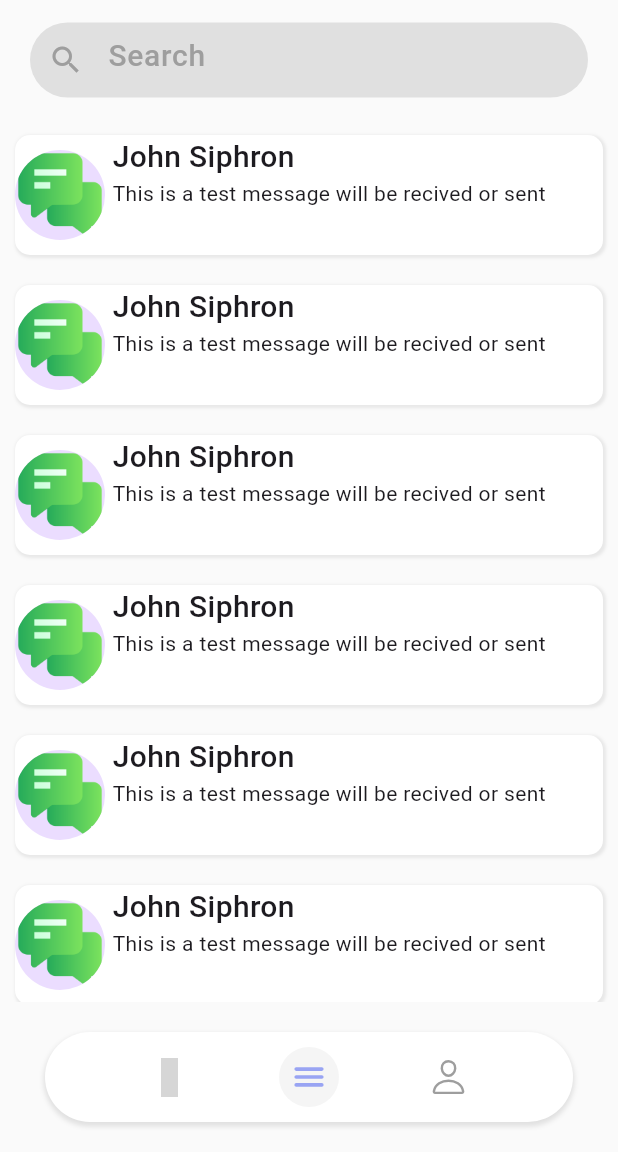
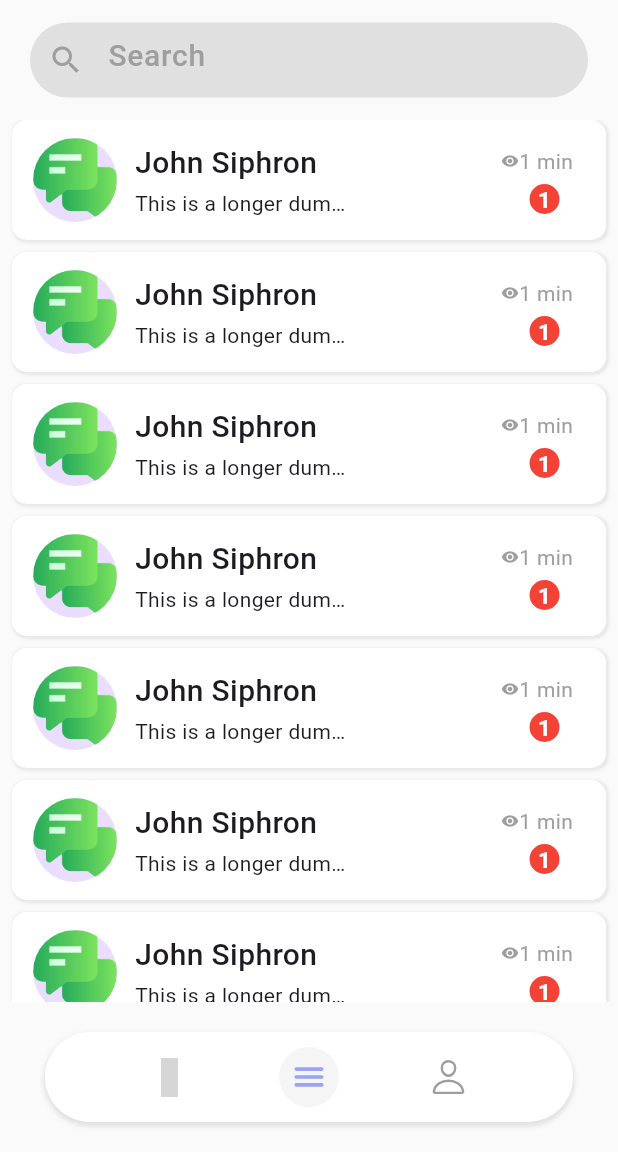
Before and after one commit to MurtazaFlutter/Let-sChat, a Flutter app: the screen it shows after launch, after a tap on an icon or button, on a phone screen of 412 x 824 dp, the part 84-1236 px from its top. Run offline on Flutter 3.47's test engine with Material 2 defaults, Android fonts, the phone set to English and light mode, and no system bars; our stand-ins replace carousel_slider, flutter_vector_icons, gap, rounded_loading_button, timeago; grey boxes are pictures that could not be loaded.

Commit message:
done with home page

```diff
--- a/lib/views/home/home_page.dart
+++ b/lib/views/home/home_page.dart
@@ -1,6 +1,7 @@
 import 'package:carousel_slider/carousel_slider.dart';
 import 'package:lets_chat/utils/exports.dart';
 import 'package:lets_chat/views/home/widgets/groups_slider.dart';
+import 'package:lets_chat/views/messages/widgets/recent_chat.dart';
 
 class HomePage extends StatelessWidget {
   const HomePage({super.key});
@@ -130,6 +131,22 @@ class HomePage extends StatelessWidget {
                       Gap(20),
                     ],
                   ),
+                  const Padding(
+                    padding: EdgeInsets.all(8.0),
+                    child: Column(
+                      mainAxisAlignment: MainAxisAlignment.start,
+                      crossAxisAlignment: CrossAxisAlignment.start,
+                      children: [
+                        Text(
+                          "Recents",
+                          style: TextStyle(
+                              fontSize: 20, fontWeight: FontWeight.w500),
+                        ),
+                        Gap(20),
+                        RecentChatWidget()
+                      ],
+                    ),
+                  )
                 ],
               )
             ],
--- a/lib/views/home/widgets/groups.dart
+++ b/lib/views/home/widgets/groups.dart
@@ -22,7 +22,11 @@ class Groups extends StatelessWidget {
       ),
       child: Padding(
         padding: const EdgeInsets.all(10),
-        child: Column(
+        child: ListView(
+          shrinkWrap: true,
+          physics: const NeverScrollableScrollPhysics(),
+          children: [
+            Column(
               mainAxisAlignment: MainAxisAlignment.spaceBetween,
               children: [
                 Row(
@@ -33,6 +37,8 @@ class Groups extends StatelessWidget {
                       "Flutter \nCommunity",
                       style: TextStyle(
                           fontSize: 30,
+                          height: 0,
+                          letterSpacing: 0,
                           color: Colors.white,
                           fontWeight: FontWeight.bold),
                     ),
@@ -55,6 +61,7 @@ class Groups extends StatelessWidget {
                     )
                   ],
                 ),
+                const Gap(30),
                 Container(
                   decoration: BoxDecoration(
                     color: Colors.white,
@@ -66,11 +73,17 @@ class Groups extends StatelessWidget {
                         radius: 20,
                         backgroundImage: AssetImage('assets/icons/chat.png'),
                       ),
-                  title: Text("data"),
-                  subtitle: Text("data"),
+                      title: Text("Murtaza"),
+                      subtitle: Text(
+                        "This is dummy message real data will come soon",
+                        maxLines: 1,
+                        overflow: TextOverflow.clip,
+                      ),
                       trailing: Icon(Icons.remove_red_eye),
                     ),
                   ),
+                ),
+              ],
             ),
           ],
         ),
--- a/lib/views/home/widgets/groups_slider.dart
+++ b/lib/views/home/widgets/groups_slider.dart
@@ -1,6 +1,5 @@
 import 'package:carousel_slider/carousel_slider.dart';
 import 'package:lets_chat/views/home/widgets/groups.dart';
-
 import '../../../utils/exports.dart';
 
 class GroupsSlider extends StatefulWidget {
@@ -20,7 +19,7 @@ class GroupsSliderState extends State<GroupsSlider> {
     return Column(
       children: [
         SizedBox(
-          height: 200,
+          height: 250,
           child: CarouselSlider(
             options: CarouselOptions(
               autoPlay: true,
--- a/lib/views/messages/chats_page.dart
+++ b/lib/views/messages/chats_page.dart
@@ -1,5 +1,6 @@
-import 'package:lets_chat/utils/exports.dart';
+import 'package:flutter/material.dart';
 import 'package:lets_chat/views/messages/pages/messages_page.dart';
+import 'package:lets_chat/views/messages/widgets/recent_chat.dart';
 
 class ChatsPage extends StatelessWidget {
   const ChatsPage({super.key});
@@ -56,49 +57,10 @@ class ChatsPage extends StatelessWidget {
                       MaterialPageRoute(
                           builder: (context) => const MessagesPage()));
                 },
-                child: Padding(
-                  padding: const EdgeInsets.all(10.0),
-                  child: Container(
-                    height: 80,
-                    decoration: BoxDecoration(
-                      color: Colors.white,
-                      boxShadow: [
-                        BoxShadow(
-                            color: Colors.grey.withOpacity(0.2),
-                            spreadRadius: 1,
-                            blurRadius: 1,
-                            offset: const Offset(1, 1))
-                      ],
-                      borderRadius: BorderRadius.circular(10),
-                    ),
-                    child: const Row(
-                      children: [
-                        CircleAvatar(
-                          radius: 30,
-                          backgroundImage: AssetImage("assets/icons/chat.png"),
-                        ),
-                        Gap(5),
-                        Column(
-                          crossAxisAlignment: CrossAxisAlignment.start,
-                          mainAxisAlignment: MainAxisAlignment.spaceBetween,
-                          children: [
-                            Text(
-                              "John Siphron",
-                              style: TextStyle(
-                                  fontSize: 20, fontWeight: FontWeight.w500),
-                            ),
-                            Expanded(
-                                child: Text(
-                                    "This is a test message will be recived or sent"))
-                          ],
-                        ),
-                      ],
-                    ),
-                  ),
-                ),
+                child: const RecentChatWidget(),
               );
             })),
-          )
+          ),
         ],
       ),
     );
--- /dev/null
+++ b/lib/views/messages/widgets/recent_chat.dart
@@ -0,0 +1,100 @@
+import '../../../utils/exports.dart';
+
+class RecentChatWidget extends StatelessWidget {
+  const RecentChatWidget({
+    super.key,
+  });
+
+  @override
+  Widget build(BuildContext context) {
+    return Padding(
+      padding: const EdgeInsets.only(bottom: 8, left: 8, right: 8),
+      child: Container(
+        padding: const EdgeInsets.all(12.0),
+        height: 80,
+        decoration: BoxDecoration(
+          color: Colors.white,
+          boxShadow: [
+            BoxShadow(
+                color: Colors.grey.withOpacity(0.2),
+                spreadRadius: 1,
+                blurRadius: 1,
+                offset: const Offset(1, 1))
+          ],
+          borderRadius: BorderRadius.circular(10),
+        ),
+        child: Row(
+          mainAxisAlignment: MainAxisAlignment.spaceBetween,
+          children: [
+            const Row(
+              children: [
+                CircleAvatar(
+                  radius: 30,
+                  backgroundImage: AssetImage("assets/icons/chat.png"),
+                ),
+                SizedBox(width: 10),
+                Column(
+                  mainAxisAlignment: MainAxisAlignment.spaceEvenly,
+                  crossAxisAlignment: CrossAxisAlignment.start,
+                  children: [
+                    Text(
+                      "John Siphron",
+                      style:
+                          TextStyle(fontSize: 20, fontWeight: FontWeight.w500),
+                    ),
+                    SizedBox(
+                      width: 150, // Adjust the width as needed
+                      child: Text(
+                        "This is a longer dummy message that will be truncated with ellipsis when it's too long.",
+                        maxLines: 1,
+                        overflow: TextOverflow.ellipsis,
+                      ),
+                    ),
+                  ],
+                ),
+              ],
+            ),
+            Column(
+              mainAxisAlignment: MainAxisAlignment.spaceEvenly,
+              children: [
+                const Row(
+                  children: [
+                    Icon(
+                      Icons.visibility,
+                      size: 12,
+                      color: Colors.grey,
+                    ),
+                    Text(
+                      "1 min",
+                      style: TextStyle(
+                        color: Colors.grey,
+                        fontSize: 14,
+                      ),
+                    ),
+                    SizedBox(width: 10),
+                  ],
+                ),
+                Container(
+                  height: 20,
+                  width: 20,
+                  decoration: const BoxDecoration(
+                      shape: BoxShape.circle, color: Colors.red),
+                  child: const Center(
+                    child: Text(
+                      "1",
+                      style: TextStyle(
+                        color: Colors.white,
+                        fontSize: 15,
+                        fontWeight: FontWeight.w600,
+                      ),
+                    ),
+                  ),
+                ),
+              ],
+            ),
+          ],
+        ),
+      ),
+    );
+  }
+}
```
Lines whose indentation alone changed are shown as unchanged.
